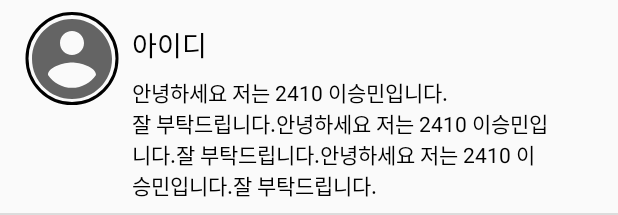
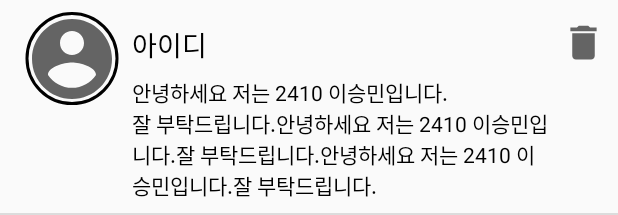
Before and after one commit to julianne03/Dongji, an Android app: the layout comment_list_item.xml on its own in the app's theme, with its tools: preview values and no code run, on a phone screen of 412 x 824 dp. Shown: the top 215 px of the screen. Run offline under Robolectric (Android 15) with nearby library versions, the phone set to English and light mode, and no system bars; plain views replace CircularImageView; Roboto replaces fonts that are not available here.

Commit message:
comments delete btn add (#19)

```diff
--- a/app/src/main/java/kr/hs/emirim/s2019w28/dongji/DetailPageActivity.java
+++ b/app/src/main/java/kr/hs/emirim/s2019w28/dongji/DetailPageActivity.java
@@ -168,6 +168,7 @@ public class DetailPageActivity extends AppCompatActivity implements View.OnClic
                     }
                 });
 
+        //add comments
         comment_send_btn.setOnClickListener(new View.OnClickListener() {
             @Override
             public void onClick(View v) {
@@ -191,6 +192,10 @@ public class DetailPageActivity extends AppCompatActivity implements View.OnClic
                 });
             }
         });
+
+        //delete comments
+
+
 
         //help btn click
         help_btn.setOnClickListener(new View.OnClickListener() {
@@ -225,6 +230,7 @@ public class DetailPageActivity extends AppCompatActivity implements View.OnClic
             }
         });
 
+        //delete posts
         delete_btn.setOnClickListener(new View.OnClickListener() {
             @Override
             public void onClick(View v) {
--- a/app/src/main/res/layout/comment_list_item.xml
+++ b/app/src/main/res/layout/comment_list_item.xml
@@ -51,4 +51,14 @@
         app:layout_constraintStart_toEndOf="@+id/comment_user"
         app:layout_constraintTop_toBottomOf="@+id/comment_user_name" />
 
+    <ImageView
+        android:id="@+id/imageView11"
+        android:layout_width="30dp"
+        android:layout_height="30dp"
+        android:layout_marginTop="13dp"
+        android:layout_marginEnd="8dp"
+        app:layout_constraintEnd_toEndOf="parent"
+        app:layout_constraintTop_toTopOf="parent"
+        app:srcCompat="@drawable/action_delete" />
+
 </androidx.constraintlayout.widget.ConstraintLayout>
```
